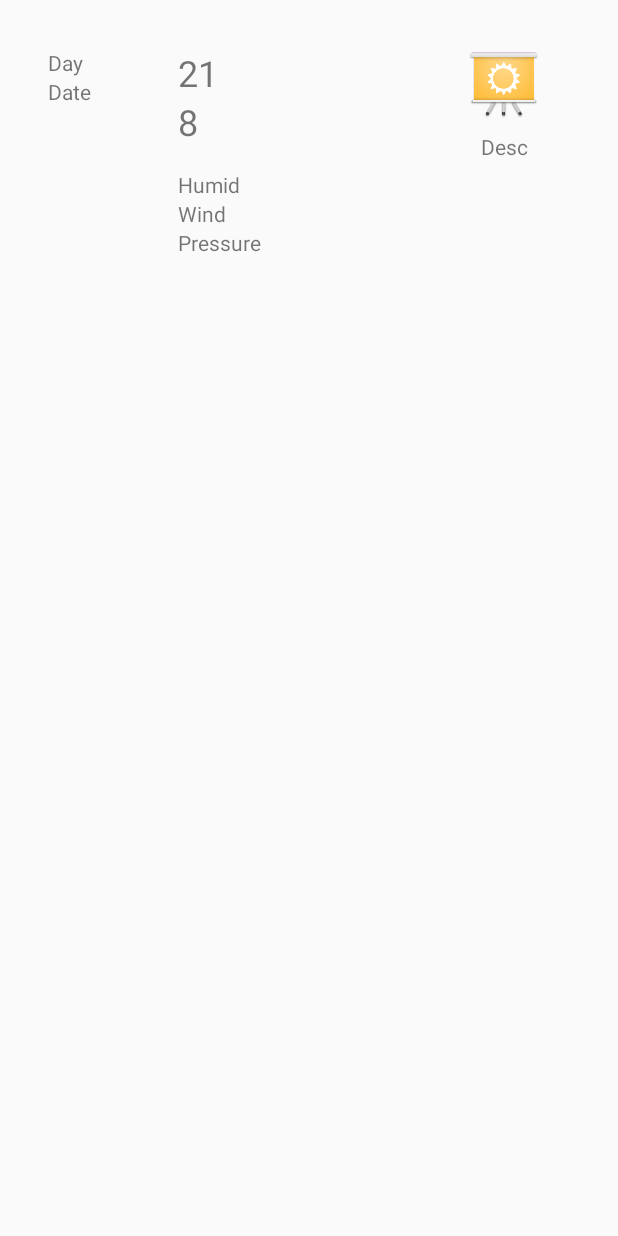
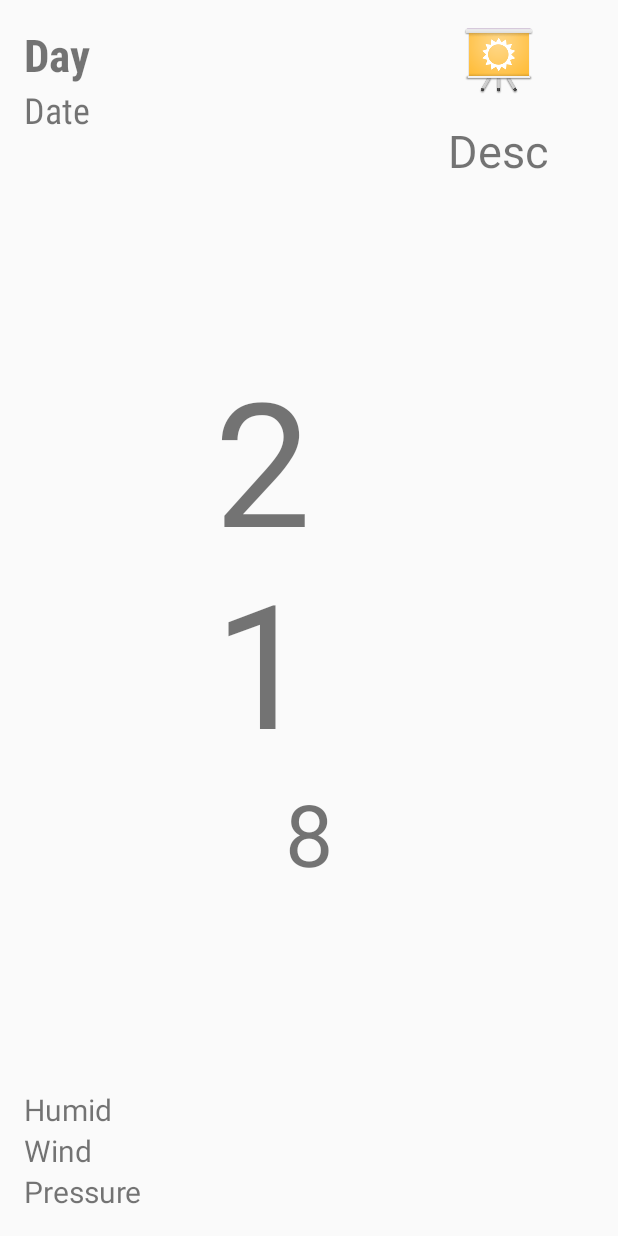
Before and after one commit to tarunkukreja003/Weatherio, an Android app: the layout wide_fragment_detail.xml on its own in the app's theme, with its tools: preview values and no code run, on a phone screen of 412 x 824 dp. Run offline under Robolectric (Android 15) with nearby library versions, the phone set to English and light mode, and no system bars.

Commit message:
UI for wide screen updated

```diff
--- a/app/src/main/res/layout/wide_fragment_detail.xml
+++ b/app/src/main/res/layout/wide_fragment_detail.xml
@@ -10,12 +10,11 @@
     <LinearLayout
         android:layout_width="match_parent"
         android:layout_height="match_parent"
-        android:orientation="horizontal"
-        android:padding="16dp">
+        android:orientation="horizontal">
 
         <LinearLayout
             android:layout_width="0dp"
-            android:layout_height="wrap_content"
+            android:layout_height="match_parent"
             android:orientation="vertical"
             android:layout_weight="1">
 
@@ -23,58 +22,85 @@
                 android:layout_width="wrap_content"
                 android:layout_height="wrap_content"
                 android:id="@+id/detail_dayText"
-                android:text = "Day"/>
+                android:text="Day"
+                android:fontFamily="sans-serif-condensed"
+                android:textSize="30sp"
+                android:textStyle="bold"/>
+
 
             <TextView
                 android:layout_width="wrap_content"
                 android:layout_height="wrap_content"
                 android:id="@+id/detail_date_textView"
+                android:fontFamily="sans-serif-condensed"
+                android:textSize="24sp"
                 android:text="Date"/>
 
+            <RelativeLayout
+                android:layout_width="wrap_content"
+                android:layout_height="match_parent"
+                android:gravity="bottom">
+
+            <TextView
+                android:layout_width="wrap_content"
+                android:layout_height="wrap_content"
+                android:id="@+id/humidity_text"
+                android:textSize="20sp"
+                android:fontFamily="sans-serif"
+                android:text="Humid" />
+
+            <TextView
+                android:layout_width="wrap_content"
+                android:layout_height="wrap_content"
+                android:id="@+id/wind_text"
+                android:textSize="20sp"
+                android:layout_below="@+id/humidity_text"
+                android:fontFamily="sans-serif"
+                android:text="Wind"/>
+
+            <TextView
+                android:layout_width="wrap_content"
+                android:layout_height="wrap_content"
+                android:id="@+id/pressure_text"
+                android:layout_below="@+id/wind_text"
+                android:textSize="20sp"
+                android:text="Pressure"
+
+                />
+
+        </RelativeLayout>
         </LinearLayout>
 
         <LinearLayout
             android:layout_width="0dp"
             android:layout_height="wrap_content"
-            android:layout_weight="2"
-            android:orientation="vertical">
+            android:layout_weight="1"
+            android:orientation="vertical"
+            android:layout_gravity="center">
 
 
             <TextView
                 android:layout_width="wrap_content"
                 android:layout_height="wrap_content"
                 android:id="@+id/fragment_high_textView"
-                android:textSize="24dp"
+                android:fontFamily="sans-serif"
+                android:textSize="115sp"
+                android:layout_gravity="center"
                 android:text="21"/>
 
             <TextView
                 android:layout_width="wrap_content"
                 android:layout_height="wrap_content"
                 android:id="@+id/fragment_low_textView"
-                android:textSize="24dp"
+                android:fontFamily="sans-serif"
+                android:textSize="57sp"
                 android:text="8"
-                android:layout_marginBottom="16dp"/>
+                android:layout_gravity="center" />
 
-            <TextView
-                android:layout_width="wrap_content"
-                android:layout_height="wrap_content"
-                android:id="@+id/humidity_text"
-                android:text="Humid"/>
-
-            <TextView
-                android:layout_width="wrap_content"
-                android:layout_height="wrap_content"
-                android:id="@+id/wind_text"
-                android:text="Wind"/>
-
-            <TextView
-                android:layout_width="wrap_content"
-                android:layout_height="wrap_content"
-                android:id="@+id/pressure_text"
-                android:text="Pressure"/>
+        </LinearLayout>
 
 
-        </LinearLayout>
+
 
         <LinearLayout
             android:layout_width="0dp"
@@ -88,12 +114,14 @@
                 android:layout_height="wrap_content"
                 android:id="@+id/detail_image"
                 android:src="@mipmap/ic_launcher1"
-                android:layout_marginBottom="8dp"/>
+                android:layout_marginBottom="16dp"/>
 
             <TextView
                 android:layout_width="wrap_content"
                 android:layout_height="wrap_content"
                 android:id="@+id/detail_description_text"
+                android:textSize="30sp"
+                android:fontFamily="sans-serif"
                 android:text="Desc"/>
 
 
```
